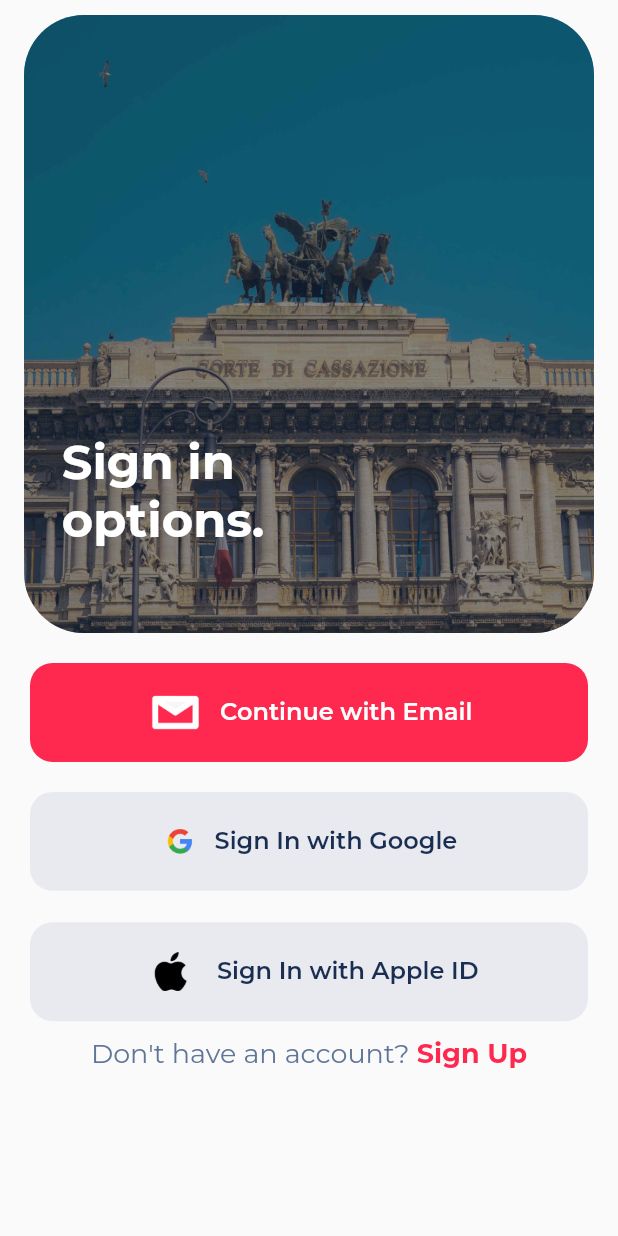
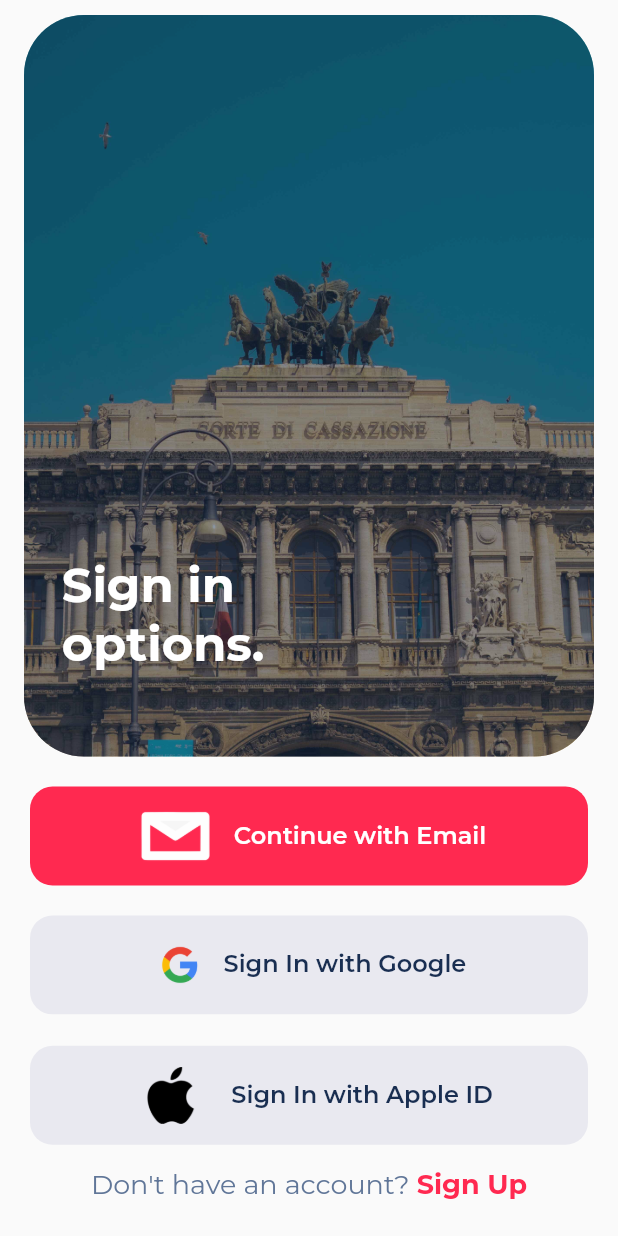
Before and after one commit to Febinjohnson96/newsz, a Flutter app: the SignInScreen screen opened by its route, on a phone screen of 412 x 824 dp. Run offline on Flutter 3.47's test engine with Material 2 defaults, Android fonts, the phone set to English and light mode, and no system bars; our stand-ins replace animate_do, equatable, flex_color_scheme, get, get_it, percent_indicator.

Commit message:
fixed screens for smaller devices

```diff
--- a/lib/src/presentation/signin/signin_screen.dart
+++ b/lib/src/presentation/signin/signin_screen.dart
@@ -21,6 +21,7 @@
                 return FadeInUp(
                   duration: const Duration(milliseconds: 1400),
                   delay: const Duration(milliseconds: 300),
+                  child: SingleChildScrollView(
                     child: Column(
                       children: [
                         Stack(
@@ -32,7 +33,7 @@
                                 borderRadius: BorderRadius.circular(40),
                                 child: Image.asset(
                                   parliament,
-                                height: constraints.maxHeight * 0.5,
+                                  height: constraints.maxHeight * 0.6,
                                   width: constraints.maxWidth,
                                   fit: BoxFit.cover,
                                 ),
@@ -42,7 +43,7 @@
                               padding: const EdgeInsets.symmetric(
                                   horizontal: 16, vertical: 10),
                               child: Container(
-                              height: constraints.maxHeight * 0.5,
+                                height: constraints.maxHeight * 0.6,
                                 width: constraints.maxWidth,
                                 decoration: BoxDecoration(
                                   borderRadius: BorderRadius.circular(40),
@@ -102,6 +103,7 @@
                             ),
                           ),
                         ),
+                        const SizedBox(height: 5,),
                         RichText(
                             text: TextSpan(children: [
                           TextSpan(
@@ -123,8 +125,10 @@
                                 ..onTap = () {
                                   debugPrint("TESTss");
                                 })
-                      ]))
+                        ])),
+                         const SizedBox(height: 5,),
                       ],
+                    ),
                   ),
                 );
               }),
--- a/lib/src/widgets/appbutton.dart
+++ b/lib/src/widgets/appbutton.dart
@@ -18,14 +18,14 @@
         decoration: BoxDecoration(
             color: redRibbon, borderRadius: BorderRadius.circular(15)),
         child: Padding(
-          padding: const EdgeInsets.symmetric(vertical: 15, horizontal: 16),
+          padding: const EdgeInsets.symmetric( horizontal: 16),
           child: Center(
             child: Text(
               btntitle,
               style: Theme.of(context)
                   .textTheme
                   .headline6
-                  ?.copyWith(color: Colors.white),
+                  ?.copyWith(color: Colors.white,fontWeight: FontWeight.w600),
             ),
           ),
         ),
--- a/lib/src/widgets/appbutton_with_icon.dart
+++ b/lib/src/widgets/appbutton_with_icon.dart
@@ -23,7 +23,7 @@
         decoration: BoxDecoration(
             color: btnColor, borderRadius: BorderRadius.circular(15)),
         child: Padding(
-          padding: const EdgeInsets.symmetric(vertical: 20, horizontal: 16),
+          padding: const EdgeInsets.symmetric(vertical: 14,horizontal: 16),
           child: Row(
             mainAxisAlignment: MainAxisAlignment.center,
             children: [
```
Lines whose indentation alone changed are shown as unchanged.
